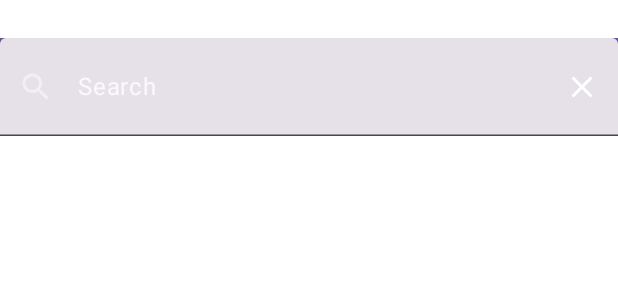
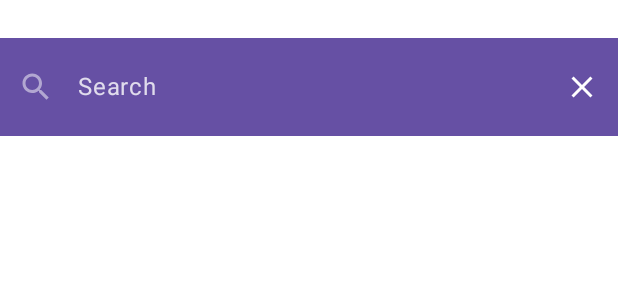
Before and after one commit to SaaraSaber/ToDoCompose, an Android app built with Jetpack Compose: the @Preview function SearchAppBarPreview, on a phone screen of 412 x 824 dp. Shown: the top 300 px of the screen. Run offline under Robolectric (Android 15) with nearby library versions, the phone set to English and light mode, and no system bars.

```diff
--- a/app/src/main/java/ir/developer/todo_compose/ui/theme/screen/list/ListAppBar.kt
+++ b/app/src/main/java/ir/developer/todo_compose/ui/theme/screen/list/ListAppBar.kt
@@ -5,6 +5,7 @@ import androidx.compose.foundation.layout.height
 import androidx.compose.foundation.layout.padding
 import androidx.compose.foundation.text.KeyboardActions
 import androidx.compose.foundation.text.KeyboardOptions
+import androidx.compose.foundation.text.selection.TextSelectionColors
 import androidx.compose.material.icons.Icons
 import androidx.compose.material.icons.filled.Close
 import androidx.compose.material.icons.filled.Search
@@ -17,6 +18,7 @@ import androidx.compose.material3.MaterialTheme
 import androidx.compose.material3.Surface
 import androidx.compose.material3.Text
 import androidx.compose.material3.TextField
+import androidx.compose.material3.TextFieldColors
 import androidx.compose.material3.TopAppBar
 import androidx.compose.material3.TopAppBarDefaults
 import androidx.compose.runtime.Composable
@@ -60,7 +62,7 @@ fun ListAppBar(
                 onSearchClicked = {
                     sharedViewModel.searchAppBarState.value = SearchAppBarState.OPENED
                 },
-                onSortClicked = {sharedViewModel.persistSortState(it)},
+                onSortClicked = { sharedViewModel.persistSortState(it) },
                 onDeleteAllConfirmed = {
                     sharedViewModel.action.value = Action.DELETE_ALL
                 }
@@ -318,13 +320,51 @@ fun SearchAppBar(
                     onSearchClicked(text)
                 }
             ),
-//            colors = TextFieldDefaults.textFieldColors(
-//                cursorColor = MaterialTheme.colorScheme.topAppBarContentColor,
-//                focusedIndicatorColor = Color.Transparent,
-//                disabledIndicatorColor = Color.Transparent,
-//                unfocusedIndicatorColor = Color.Transparent,
-//                containerColor = Color.Transparent
-//            )
+            colors = TextFieldColors(
+                focusedIndicatorColor = Color.Transparent,
+                focusedTextColor = Color.Black,
+                unfocusedTextColor = Color.Black,
+                disabledTextColor = Color.Black,
+                errorTextColor = Color.Black,
+                focusedContainerColor = Color.Transparent,
+                unfocusedContainerColor = Color.Transparent,
+                disabledContainerColor = Color.Transparent,
+                errorContainerColor = Color.Black,
+                cursorColor = MaterialTheme.colorScheme.topAppBarContentColor,
+                errorCursorColor = Color.Black,
+                textSelectionColors = TextSelectionColors(Color.Black, Color.Black),
+                unfocusedIndicatorColor = Color.Transparent,
+                disabledIndicatorColor = Color.Transparent,
+                errorIndicatorColor = Color.Black,
+                focusedLeadingIconColor = Color.Black,
+                unfocusedLeadingIconColor = Color.Black,
+                disabledLeadingIconColor = Color.Black,
+                errorLeadingIconColor = Color.Black,
+                focusedTrailingIconColor = Color.Black,
+                unfocusedTrailingIconColor = Color.Black,
+                disabledTrailingIconColor = Color.Black,
+                errorTrailingIconColor = Color.Black,
+                focusedLabelColor = Color.Black,
+                unfocusedLabelColor = Color.Black,
+                disabledLabelColor = Color.Black,
+                errorLabelColor = Color.Black,
+                focusedPlaceholderColor = Color.Black,
+                unfocusedPlaceholderColor = Color.Black,
+                disabledPlaceholderColor = Color.Black,
+                errorPlaceholderColor = Color.Black,
+                focusedSupportingTextColor = Color.Black,
+                unfocusedSupportingTextColor = Color.Black,
+                disabledSupportingTextColor = Color.Black,
+                errorSupportingTextColor = Color.Black,
+                focusedPrefixColor = Color.Black,
+                unfocusedPrefixColor = Color.Black,
+                disabledPrefixColor = Color.Black,
+                errorPrefixColor = Color.Black,
+                focusedSuffixColor = Color.Black,
+                unfocusedSuffixColor = Color.Black,
+                disabledSuffixColor = Color.Black,
+                errorSuffixColor = Color.Black
+            )
         )
     }
 }
```
